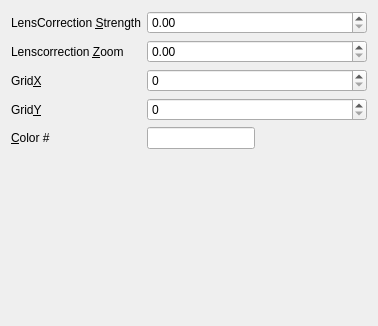
This is settings.ui in fpetersen86/blobtracker as Qt 5 draws it before an edit; both pictures show x 0 to 378 and y 0 to 326 of the 378 by 498 pixel window. The edited form follows.
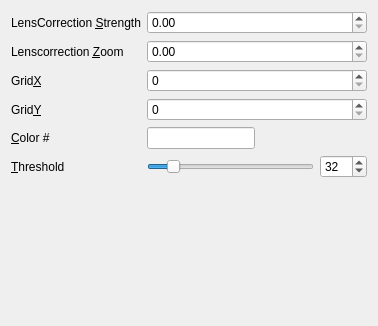
This is the edited form.

Commit message: now loads Images(scaled to 320x240) if given as arguments experimental threshold setting

```diff
--- a/settings.ui
+++ b/settings.ui
@@ -114,6 +114,43 @@
      </property>
     </widget>
    </item>
+   <item row="5" column="0">
+    <widget class="QLabel" name="label_6">
+     <property name="text">
+      <string>&amp;Threshold</string>
+     </property>
+     <property name="buddy">
+      <cstring>threshSlider</cstring>
+     </property>
+    </widget>
+   </item>
+   <item row="5" column="1">
+    <layout class="QHBoxLayout" name="horizontalLayout">
+     <item>
+      <widget class="QSlider" name="threshSlider">
+       <property name="maximum">
+        <number>255</number>
+       </property>
+       <property name="value">
+        <number>32</number>
+       </property>
+       <property name="orientation">
+        <enum>Qt::Horizontal</enum>
+       </property>
+      </widget>
+     </item>
+     <item>
+      <widget class="QSpinBox" name="threshBox">
+       <property name="maximum">
+        <number>255</number>
+       </property>
+       <property name="value">
+        <number>32</number>
+       </property>
+      </widget>
+     </item>
+    </layout>
+   </item>
   </layout>
  </widget>
  <resources/>
```
Left out of the diff: 19 changed lines with no effect on the pictures. The commit also changes 5 other files.
